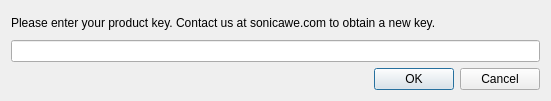
Qt form sawe/enterlicense.ui (gustafsson/freq) before a commit.
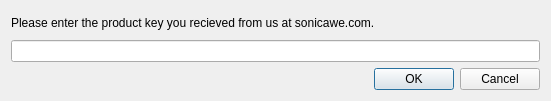
The same form after that commit.

Patch:
```diff
--- a/sawe/enterlicense.ui
+++ b/sawe/enterlicense.ui
@@ -17,7 +17,7 @@
    <item row="0" column="0">
     <widget class="QLabel" name="label">
      <property name="text">
-      <string>Please enter your product key. Contact us at sonicawe.com to obtain a new key.</string>
+      <string>Please enter the product key you recieved from us at sonicawe.com.</string>
      </property>
     </widget>
    </item>
```
